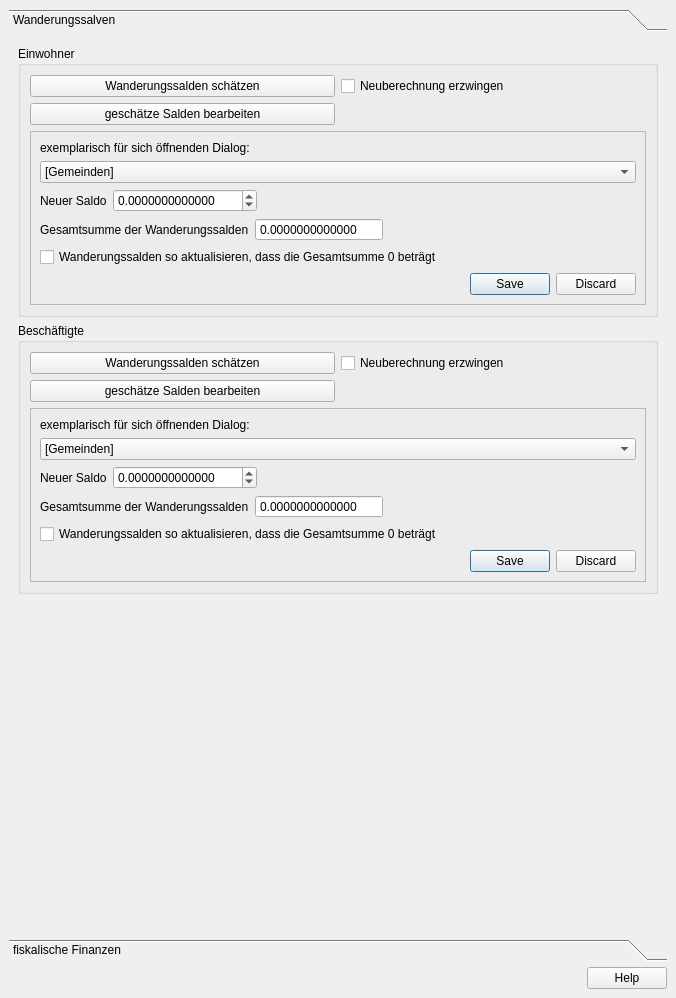
The window that projektcheck/pctools/ui/ProjektCheck_dockwidget_analysis_07-KSt.ui (projektcheck/ProjektCheck-QGIS) describes before a commit, drawn with Qt 5.
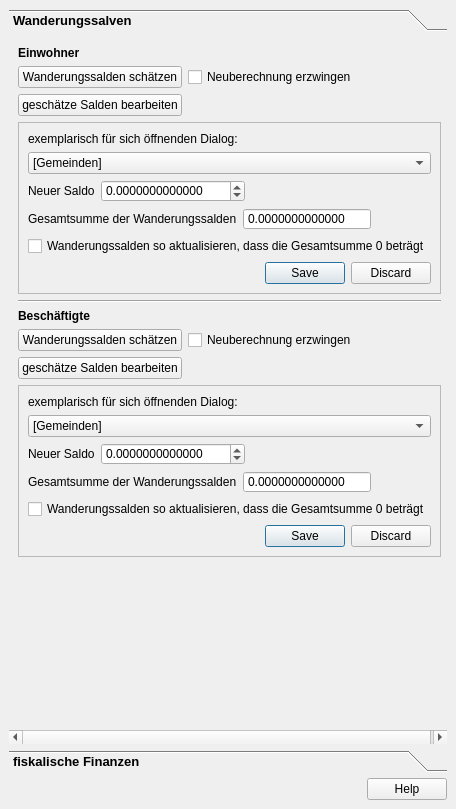
The same window after the commit.

Commit message: consistent design relating to headers, structure, button position etc...

The edit to the form file:
```diff
--- a/projektcheck/pctools/ui/ProjektCheck_dockwidget_analysis_07-KSt.ui
+++ b/projektcheck/pctools/ui/ProjektCheck_dockwidget_analysis_07-KSt.ui
@@ -6,10 +6,21 @@
    <rect>
     <x>0</x>
     <y>0</y>
-    <width>676</width>
-    <height>998</height>
+    <width>456</width>
+    <height>809</height>
    </rect>
   </property>
+  <property name="styleSheet">
+   <string notr="true">QToolBox::tab {
+	font: bold 10pt ;
+    color: black;
+}
+QGroupBox::title {
+	font: bold italic 8pt ;
+    color: black;
+}
+</string>
+  </property>
   <property name="windowTitle">
    <string>Projekt-Check Analyse-Tools // Kommunale Steuereinnahmen</string>
   </property>
@@ -28,56 +39,230 @@
         <rect>
          <x>0</x>
          <y>0</y>
-         <width>658</width>
-         <height>875</height>
+         <width>438</width>
+         <height>686</height>
         </rect>
        </property>
        <attribute name="label">
         <string>Wanderungssalven</string>
        </attribute>
-       <layout class="QVBoxLayout" name="verticalLayout_2">
+       <layout class="QGridLayout" name="gridLayout">
+        <item row="3" column="0" colspan="3">
+         <widget class="QFrame" name="frame_3">
+          <property name="enabled">
+           <bool>true</bool>
+          </property>
+          <property name="autoFillBackground">
+           <bool>false</bool>
+          </property>
+          <property name="frameShape">
+           <enum>QFrame::StyledPanel</enum>
+          </property>
+          <property name="frameShadow">
+           <enum>QFrame::Raised</enum>
+          </property>
+          <layout class="QVBoxLayout" name="verticalLayout_9">
         <item>
-         <widget class="QGroupBox" name="groupBox_11">
-          <property name="title">
+            <widget class="QLabel" name="label_7">
+             <property name="text">
+              <string>exemplarisch für sich öffnenden Dialog:</string>
+             </property>
+            </widget>
+           </item>
+           <item>
+            <widget class="QComboBox" name="comboBox_6">
+             <item>
+              <property name="text">
+               <string>[Gemeinden]</string>
+              </property>
+             </item>
+            </widget>
+           </item>
+           <item>
+            <layout class="QHBoxLayout" name="horizontalLayout_17">
+             <item>
+              <widget class="QLabel" name="label_75">
+               <property name="sizePolicy">
+                <sizepolicy hsizetype="Fixed" vsizetype="Preferred">
+                 <horstretch>0</horstretch>
+                 <verstretch>0</verstretch>
+                </sizepolicy>
+               </property>
+               <property name="text">
+                <string>Neuer Saldo</string>
+               </property>
+              </widget>
+             </item>
+             <item>
+              <widget class="QDoubleSpinBox" name="doubleSpinBox_5">
+               <property name="sizePolicy">
+                <sizepolicy hsizetype="Fixed" vsizetype="Fixed">
+                 <horstretch>0</horstretch>
+                 <verstretch>0</verstretch>
+                </sizepolicy>
+               </property>
+               <property name="readOnly">
+                <bool>false</bool>
+               </property>
+               <property name="buttonSymbols">
+                <enum>QAbstractSpinBox::UpDownArrows</enum>
+               </property>
+               <property name="decimals">
+                <number>13</number>
+               </property>
+               <property name="minimum">
+                <double>-99999.000000000000000</double>
+               </property>
+               <property name="maximum">
+                <double>99999.000000000000000</double>
+               </property>
+               <property name="singleStep">
+                <double>0.010000000000000</double>
+               </property>
+              </widget>
+             </item>
+             <item>
+              <spacer name="horizontalSpacer_14">
+               <property name="orientation">
+                <enum>Qt::Horizontal</enum>
+               </property>
+               <property name="sizeHint" stdset="0">
+                <size>
+                 <width>40</width>
+                 <height>20</height>
+                </size>
+               </property>
+              </spacer>
+             </item>
+            </layout>
+           </item>
+           <item>
+            <layout class="QHBoxLayout" name="horizontalLayout_18">
+             <item>
+              <widget class="QLabel" name="label_76">
+               <property name="sizePolicy">
+                <sizepolicy hsizetype="Fixed" vsizetype="Preferred">
+                 <horstretch>0</horstretch>
+                 <verstretch>0</verstretch>
+                </sizepolicy>
+               </property>
+               <property name="text">
+                <string>Gesamtsumme der Wanderungssalden</string>
+               </property>
+              </widget>
+             </item>
+             <item>
+              <widget class="QDoubleSpinBox" name="doubleSpinBox_6">
+               <property name="sizePolicy">
+                <sizepolicy hsizetype="Fixed" vsizetype="Fixed">
+                 <horstretch>0</horstretch>
+                 <verstretch>0</verstretch>
+                </sizepolicy>
+               </property>
+               <property name="readOnly">
+                <bool>true</bool>
+               </property>
+               <property name="buttonSymbols">
+                <enum>QAbstractSpinBox::NoButtons</enum>
+               </property>
+               <property name="decimals">
+                <number>13</number>
+               </property>
+               <property name="minimum">
+                <double>-99999.000000000000000</double>
+               </property>
+               <property name="maximum">
+                <double>99999.000000000000000</double>
+               </property>
+               <property name="singleStep">
+                <double>0.010000000000000</double>
+               </property>
+              </widget>
+             </item>
+             <item>
+              <spacer name="horizontalSpacer_15">
+               <property name="orientation">
+                <enum>Qt::Horizontal</enum>
+               </property>
+               <property name="sizeHint" stdset="0">
+                <size>
+                 <width>40</width>
+                 <height>20</height>
+                </size>
+               </property>
+              </spacer>
+             </item>
+            </layout>
+           </item>
+           <item>
+            <widget class="QCheckBox" name="checkBox_22">
+             <property name="text">
+              <string>Wanderungssalden so aktualisieren, dass die Gesamtsumme 0 beträgt</string>
+             </property>
+            </widget>
+           </item>
+           <item>
+            <widget class="QDialogButtonBox" name="buttonBox_3">
+             <property name="standardButtons">
+              <set>QDialogButtonBox::Discard|QDialogButtonBox::Save</set>
+             </property>
+            </widget>
+           </item>
+          </layout>
+         </widget>
+        </item>
+        <item row="12" column="0">
+         <spacer name="verticalSpacer">
+          <property name="orientation">
+           <enum>Qt::Vertical</enum>
+          </property>
+          <property name="sizeHint" stdset="0">
+           <size>
+            <width>20</width>
+            <height>40</height>
+           </size>
+          </property>
+         </spacer>
+        </item>
+        <item row="7" column="0">
+         <widget class="QPushButton" name="pushButton_44">
+          <property name="text">
+           <string>Wanderungssalden schätzen</string>
+          </property>
+         </widget>
+        </item>
+        <item row="8" column="0">
+         <widget class="QPushButton" name="pushButton_45">
+          <property name="text">
+           <string>geschätze Salden bearbeiten</string>
+          </property>
+          <property name="checkable">
+           <bool>true</bool>
+          </property>
+         </widget>
+        </item>
+        <item row="0" column="0">
+         <widget class="QLabel" name="label_5">
+          <property name="font">
+           <font>
+            <weight>75</weight>
+            <bold>true</bold>
+           </font>
+          </property>
+          <property name="text">
            <string>Einwohner</string>
           </property>
-          <layout class="QGridLayout" name="gridLayout_19">
-           <item row="1" column="0">
-            <widget class="QPushButton" name="pushButton_39">
-             <property name="text">
-              <string>geschätze Salden bearbeiten</string>
-             </property>
-             <property name="checkable">
-              <bool>true</bool>
-             </property>
-            </widget>
-           </item>
-           <item row="0" column="1">
-            <widget class="QCheckBox" name="checkBox_17">
-             <property name="layoutDirection">
-              <enum>Qt::LeftToRight</enum>
-             </property>
-             <property name="text">
-              <string>Neuberechnung erzwingen</string>
-             </property>
-            </widget>
-           </item>
-           <item row="0" column="0">
-            <widget class="QPushButton" name="pushButton_30">
-             <property name="text">
-              <string>Wanderungssalden schätzen</string>
-             </property>
-            </widget>
-           </item>
-           <item row="2" column="0" colspan="2">
-            <widget class="QFrame" name="frame">
+         </widget>
+        </item>
+        <item row="11" column="0" colspan="3">
+         <widget class="QFrame" name="frame_4">
              <property name="frameShape">
               <enum>QFrame::StyledPanel</enum>
              </property>
              <property name="frameShadow">
               <enum>QFrame::Raised</enum>
              </property>
-             <layout class="QVBoxLayout" name="verticalLayout_3">
+          <layout class="QVBoxLayout" name="verticalLayout_10">
               <item>
                <widget class="QLabel" name="label_2">
                 <property name="text">
@@ -227,17 +412,57 @@
              </layout>
             </widget>
            </item>
-          </layout>
+        <item row="7" column="2">
+         <spacer name="horizontalSpacer_2">
+          <property name="orientation">
+           <enum>Qt::Horizontal</enum>
+          </property>
+          <property name="sizeHint" stdset="0">
+           <size>
+            <width>40</width>
+            <height>20</height>
+           </size>
+          </property>
+         </spacer>
+        </item>
+        <item row="7" column="1">
+         <widget class="QCheckBox" name="checkBox_24">
+          <property name="layoutDirection">
+           <enum>Qt::LeftToRight</enum>
+          </property>
+          <property name="text">
+           <string>Neuberechnung erzwingen</string>
+          </property>
          </widget>
         </item>
-        <item>
-         <widget class="QGroupBox" name="groupBox_12">
-          <property name="title">
+        <item row="5" column="0">
+         <widget class="QLabel" name="label_6">
+          <property name="font">
+           <font>
+            <weight>75</weight>
+            <bold>true</bold>
+           </font>
+          </property>
+          <property name="text">
            <string>Beschäftigte</string>
           </property>
-          <layout class="QGridLayout" name="gridLayout_20">
-           <item row="1" column="0">
-            <widget class="QPushButton" name="pushButton_41">
+         </widget>
+        </item>
+        <item row="1" column="2">
+         <spacer name="horizontalSpacer">
+          <property name="orientation">
+           <enum>Qt::Horizontal</enum>
+          </property>
+          <property name="sizeHint" stdset="0">
+           <size>
+            <width>40</width>
+            <height>20</height>
+           </size>
+          </property>
+         </spacer>
+        </item>
+        <item row="2" column="0">
+         <widget class="QPushButton" name="pushButton_43">
              <property name="text">
               <string>geschätze Salden bearbeiten</string>
              </property>
@@ -246,15 +471,15 @@
              </property>
             </widget>
            </item>
-           <item row="0" column="0">
-            <widget class="QPushButton" name="pushButton_31">
+        <item row="1" column="0">
+         <widget class="QPushButton" name="pushButton_32">
              <property name="text">
               <string>Wanderungssalden schätzen</string>
              </property>
             </widget>
            </item>
-           <item row="0" column="1">
-            <widget class="QCheckBox" name="checkBox_19">
+        <item row="1" column="1">
+         <widget class="QCheckBox" name="checkBox_21">
              <property name="layoutDirection">
               <enum>Qt::LeftToRight</enum>
              </property>
@@ -263,179 +488,12 @@
              </property>
             </widget>
            </item>
-           <item row="2" column="0" colspan="2">
-            <widget class="QFrame" name="frame_2">
-             <property name="frameShape">
-              <enum>QFrame::StyledPanel</enum>
-             </property>
-             <property name="frameShadow">
-              <enum>QFrame::Raised</enum>
-             </property>
-             <layout class="QVBoxLayout" name="verticalLayout_4">
-              <item>
-               <widget class="QLabel" name="label">
-                <property name="text">
-                 <string>exemplarisch für sich öffnenden Dialog:</string>
-                </property>
-               </widget>
-              </item>
-              <item>
-               <widget class="QComboBox" name="comboBox_5">
-                <item>
-                 <property name="text">
-                  <string>[Gemeinden]</string>
-                 </property>
-                </item>
-               </widget>
-              </item>
-              <item>
-               <layout class="QHBoxLayout" name="horizontalLayout_15">
-                <item>
-                 <widget class="QLabel" name="label_73">
-                  <property name="sizePolicy">
-                   <sizepolicy hsizetype="Fixed" vsizetype="Preferred">
-                    <horstretch>0</horstretch>
-                    <verstretch>0</verstretch>
-                   </sizepolicy>
-                  </property>
-                  <property name="text">
-                   <string>Neuer Saldo</string>
-                  </property>
-                 </widget>
-                </item>
-                <item>
-                 <widget class="QDoubleSpinBox" name="doubleSpinBox_3">
-                  <property name="sizePolicy">
-                   <sizepolicy hsizetype="Fixed" vsizetype="Fixed">
-                    <horstretch>0</horstretch>
-                    <verstretch>0</verstretch>
-                   </sizepolicy>
-                  </property>
-                  <property name="readOnly">
-                   <bool>false</bool>
-                  </property>
-                  <property name="buttonSymbols">
-                   <enum>QAbstractSpinBox::UpDownArrows</enum>
-                  </property>
-                  <property name="decimals">
-                   <number>13</number>
-                  </property>
-                  <property name="minimum">
-                   <double>-99999.000000000000000</double>
-                  </property>
-                  <property name="maximum">
-                   <double>99999.000000000000000</double>
-                  </property>
-                  <property name="singleStep">
-                   <double>0.010000000000000</double>
-                  </property>
-                 </widget>
-                </item>
-                <item>
-                 <spacer name="horizontalSpacer_12">
+        <item row="4" column="0" colspan="3">
+         <widget class="Line" name="line">
                   <property name="orientation">
                    <enum>Qt::Horizontal</enum>
                   </property>
-                  <property name="sizeHint" stdset="0">
-                   <size>
-                    <width>40</width>
-                    <height>20</height>
-                   </size>
-                  </property>
-                 </spacer>
-                </item>
-               </layout>
-              </item>
-              <item>
-               <layout class="QHBoxLayout" name="horizontalLayout_16">
-                <item>
-                 <widget class="QLabel" name="label_74">
-                  <property name="sizePolicy">
-                   <sizepolicy hsizetype="Fixed" vsizetype="Preferred">
-                    <horstretch>0</horstretch>
-                    <verstretch>0</verstretch>
-                   </sizepolicy>
-                  </property>
-                  <property name="text">
-                   <string>Gesamtsumme der Wanderungssalden</string>
-                  </property>
-                 </widget>
-                </item>
-                <item>
-                 <widget class="QDoubleSpinBox" name="doubleSpinBox_4">
-                  <property name="sizePolicy">
-                   <sizepolicy hsizetype="Fixed" vsizetype="Fixed">
-                    <horstretch>0</horstretch>
-                    <verstretch>0</verstretch>
-                   </sizepolicy>
-                  </property>
-                  <property name="readOnly">
-                   <bool>true</bool>
-                  </property>
-                  <property name="buttonSymbols">
-                   <enum>QAbstractSpinBox::NoButtons</enum>
-                  </property>
-                  <property name="decimals">
-                   <number>13</number>
-                  </property>
-                  <property name="minimum">
-                   <double>-99999.000000000000000</double>
-                  </property>
-                  <property name="maximum">
-                   <double>99999.000000000000000</double>
-                  </property>
-                  <property name="singleStep">
-                   <double>0.010000000000000</double>
-                  </property>
-                 </widget>
-                </item>
-                <item>
-                 <spacer name="horizontalSpacer_13">
-                  <property name="orientation">
-                   <enum>Qt::Horizontal</enum>
-                  </property>
-                  <property name="sizeHint" stdset="0">
-                   <size>
-                    <width>40</width>
-                    <height>20</height>
-                   </size>
-                  </property>
-                 </spacer>
-                </item>
-               </layout>
-              </item>
-              <item>
-               <widget class="QCheckBox" name="checkBox_20">
-                <property name="text">
-                 <string>Wanderungssalden so aktualisieren, dass die Gesamtsumme 0 beträgt</string>
-                </property>
-               </widget>
-              </item>
-              <item>
-               <widget class="QDialogButtonBox" name="buttonBox_2">
-                <property name="standardButtons">
-                 <set>QDialogButtonBox::Discard|QDialogButtonBox::Save</set>
-                </property>
-               </widget>
-              </item>
-             </layout>
-            </widget>
-           </item>
-          </layout>
-         </widget>
-        </item>
-        <item>
-         <spacer name="verticalSpacer">
-          <property name="orientation">
-           <enum>Qt::Vertical</enum>
-          </property>
-          <property name="sizeHint" stdset="0">
-           <size>
-            <width>20</width>
-            <height>40</height>
-           </size>
-          </property>
-         </spacer>
+         </widget>
         </item>
        </layout>
       </widget>
@@ -579,11 +637,33 @@
          </widget>
         </item>
         <item>
-         <widget class="QGroupBox" name="groupBox">
-          <property name="title">
+         <widget class="QLabel" name="label">
+          <property name="font">
+           <font>
+            <weight>75</weight>
+            <bold>true</bold>
+           </font>
+          </property>
+          <property name="text">
            <string>Gewerbesteuer</string>
           </property>
-          <layout class="QVBoxLayout" name="verticalLayout_7">
+         </widget>
+        </item>
+        <item>
+         <widget class="QFrame" name="frame">
+          <property name="frameShape">
+           <enum>QFrame::NoFrame</enum>
+          </property>
+          <property name="frameShadow">
+           <enum>QFrame::Raised</enum>
+          </property>
+          <property name="lineWidth">
+           <number>1</number>
+          </property>
+          <property name="midLineWidth">
+           <number>0</number>
+          </property>
+          <layout class="QVBoxLayout" name="verticalLayout_2">
            <item>
             <widget class="QPushButton" name="pushButton_36">
              <property name="sizePolicy">
```
Left out of the diff: 96 changed lines with no effect on the pictures. Lines whose indentation alone changed are shown as unchanged. The commit also changes 7 other files.
